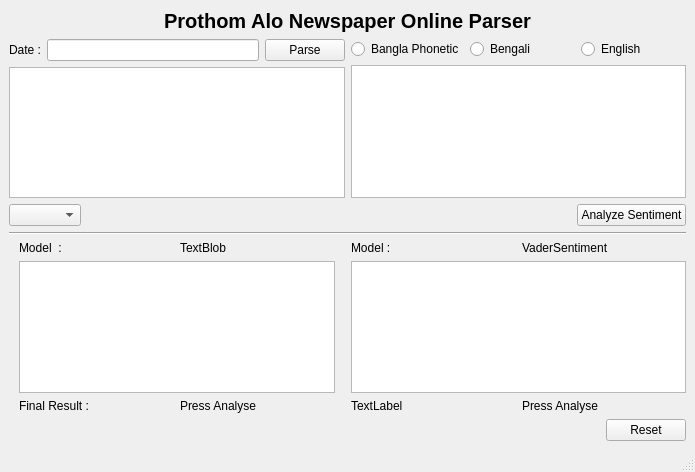
This is UI/MainWindow.ui in rahatzamancse/Bangla-or-Banglish-or-English-Sentiment-Analysis-with-English-translation as Qt 5 draws it before an edit. The edited form follows.
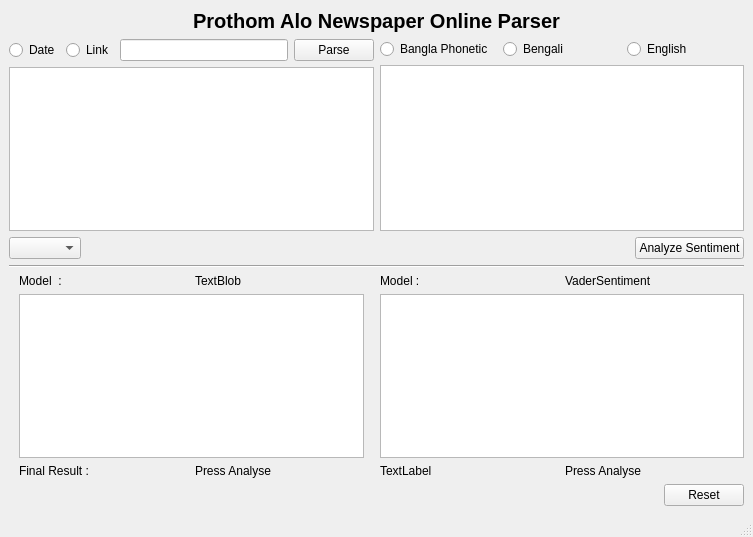
This is the edited form.

The edit to the form file:
```diff
--- a/UI/MainWindow.ui
+++ b/UI/MainWindow.ui
@@ -6,8 +6,8 @@
    <rect>
     <x>0</x>
     <y>0</y>
-    <width>695</width>
-    <height>472</height>
+    <width>753</width>
+    <height>537</height>
    </rect>
   </property>
   <property name="windowTitle">
@@ -39,9 +39,16 @@
         <item>
          <layout class="QHBoxLayout" name="horizontalLayout_9">
           <item>
-           <widget class="QLabel" name="label_3">
+           <widget class="QRadioButton" name="date_radio">
             <property name="text">
-             <string>Date :</string>
+             <string>Date</string>
+            </property>
+           </widget>
+          </item>
+          <item>
+           <widget class="QRadioButton" name="link_radio">
+            <property name="text">
+             <string>Link</string>
             </property>
            </widget>
           </item>
```
